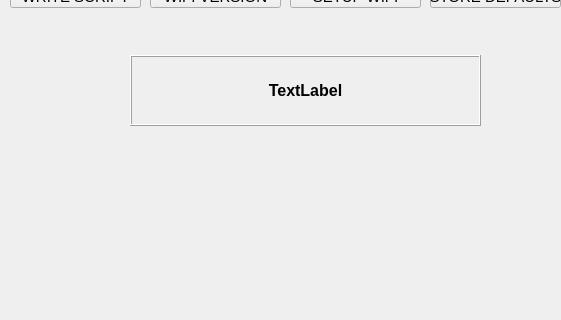
The window that QT_Project/mainwindow.ui (wmarchewka/Fixture) describes before a commit, drawn with Qt 5; both pictures show x 0 to 561 and y 352 to 672 of the 1024 by 768 pixel window.
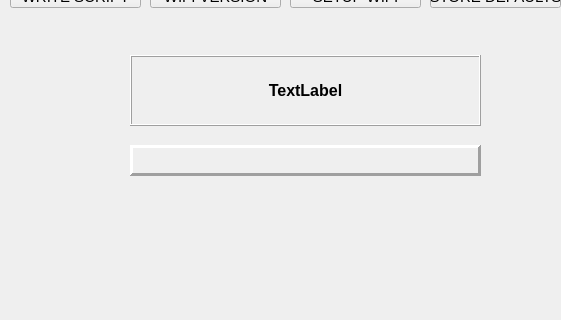
The same window after the commit.

The edit to the form file:
```diff
--- a/QT_Project/mainwindow.ui
+++ b/QT_Project/mainwindow.ui
@@ -554,6 +554,42 @@
      <string>STORE DEFAULTS</string>
     </property>
    </widget>
+   <widget class="QLabel" name="lblCurrentSerialNumber">
+    <property name="geometry">
+     <rect>
+      <x>130</x>
+      <y>480</y>
+      <width>351</width>
+      <height>31</height>
+     </rect>
+    </property>
+    <property name="font">
+     <font>
+      <pointsize>11</pointsize>
+      <weight>75</weight>
+      <italic>true</italic>
+      <bold>true</bold>
+     </font>
+    </property>
+    <property name="autoFillBackground">
+     <bool>false</bool>
+    </property>
+    <property name="frameShape">
+     <enum>QFrame::Panel</enum>
+    </property>
+    <property name="frameShadow">
+     <enum>QFrame::Raised</enum>
+    </property>
+    <property name="lineWidth">
+     <number>3</number>
+    </property>
+    <property name="text">
+     <string/>
+    </property>
+    <property name="alignment">
+     <set>Qt::AlignCenter</set>
+    </property>
+   </widget>
   </widget>
   <widget class="QMenuBar" name="menuBar">
    <property name="geometry">
```
Left out of the diff: 2 changed lines with no effect on the pictures.
